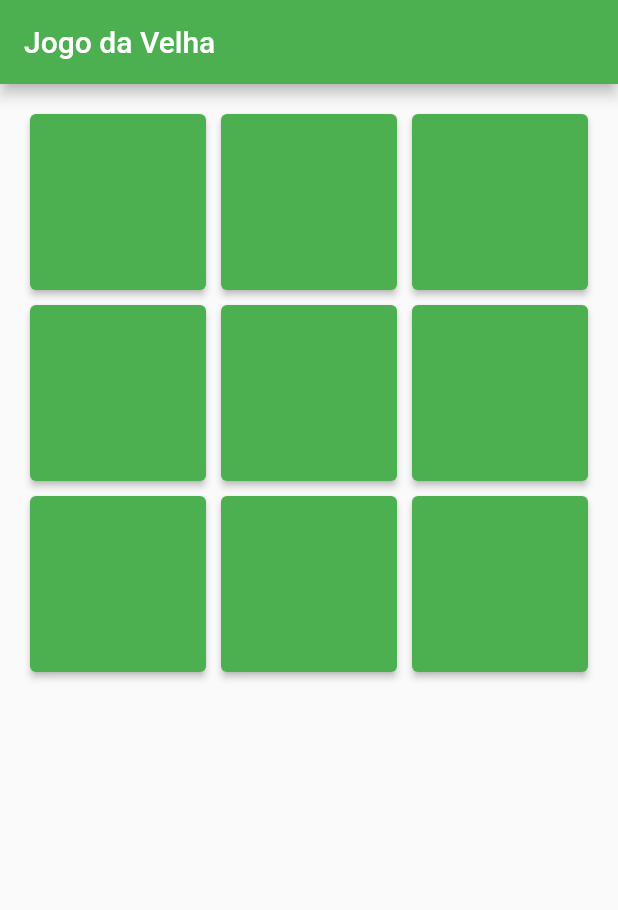
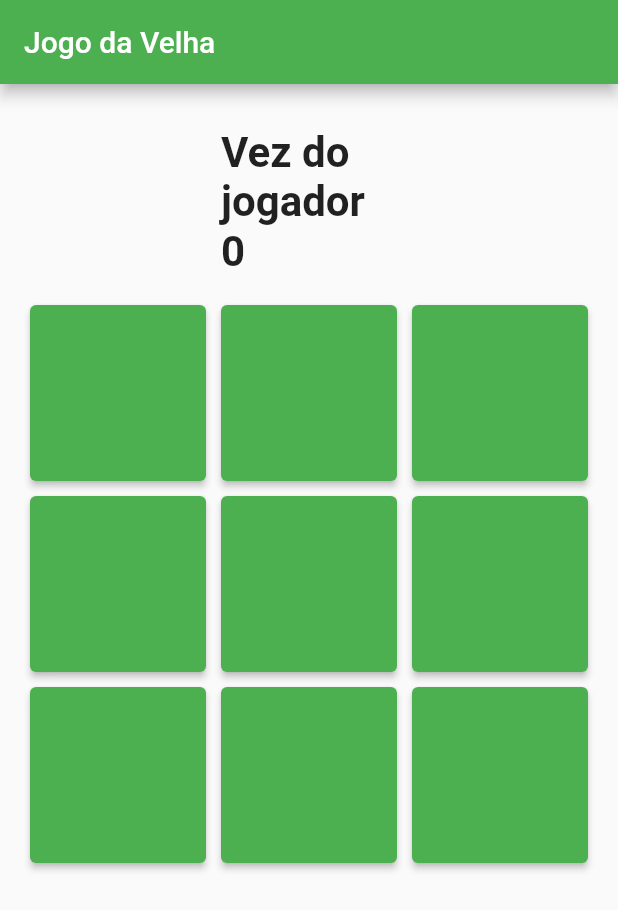
Before and after one commit to adson-matheus/tic-tac-toe, a Flutter app: the screen it shows after launch, on a phone screen of 412 x 824 dp. Shown: the top 910 px of the screen. Run offline on Flutter 3.47's test engine with Material 2 defaults, Android fonts, the phone set to English and light mode, and no system bars.

Commit message:
Implementando escolha do vencedor #4
Co-Authored-By: Wesley de Morais <37916229+WesleyVitor@users.noreply.github.com>
Co-Authored-By: Adson Matheus <40866921+adson-matheus@users.noreply.github.com>

```diff
--- a/lib/view/tabuleiro.dart
+++ b/lib/view/tabuleiro.dart
@@ -1,4 +1,5 @@
 import 'package:flutter/material.dart';
+import 'package:tic_tac_toe/viewModel/jogo_da_velha.dart';
 
 import 'button.dart';
 
@@ -12,23 +13,42 @@ class Tabuleiro extends StatefulWidget {
 class _TabuleiroState extends State<Tabuleiro> {
   @override
   Widget build(BuildContext context) {
+    return AnimatedBuilder(
+      animation: JogoDaVelha.instance,
+      builder: (context, child) {
         return GridView.count(
           primary: false,
           padding: const EdgeInsets.all(20),
           crossAxisSpacing: 10,
           mainAxisSpacing: 10,
           crossAxisCount: 3,
-      children: const <Widget>[
-        StyledButton(posicao: 0),
-        StyledButton(posicao: 1),
-        StyledButton(posicao: 2),
-        StyledButton(posicao: 3),
-        StyledButton(posicao: 4),
-        StyledButton(posicao: 5),
-        StyledButton(posicao: 6),
-        StyledButton(posicao: 7),
-        StyledButton(posicao: 8),
+          children: <Widget>[
+            const Text(''),
+            Center(
+              child: Text(
+                  JogoDaVelha.instance.venceu == false
+                      ? JogoDaVelha.instance.vez == 0
+                          ? 'Vez do jogador 0'
+                          : 'Vez do jogador 1'
+                      : 'Vencedor: Jogador ${JogoDaVelha.instance.vez}',
+                  style: const TextStyle(
+                    fontSize: 28.0,
+                    fontWeight: FontWeight.bold,
+                  )),
+            ),
+            const Text(''),
+            const StyledButton(posicao: 0),
+            const StyledButton(posicao: 1),
+            const StyledButton(posicao: 2),
+            const StyledButton(posicao: 3),
+            const StyledButton(posicao: 4),
+            const StyledButton(posicao: 5),
+            const StyledButton(posicao: 6),
+            const StyledButton(posicao: 7),
+            const StyledButton(posicao: 8),
           ],
+        );
+      },
     );
   }
 }
--- a/lib/viewModel/jogo_da_velha.dart
+++ b/lib/viewModel/jogo_da_velha.dart
@@ -1,11 +1,10 @@
-
-
 import 'package:flutter/material.dart';
 
 class JogoDaVelha extends ChangeNotifier {
   static JogoDaVelha instance = JogoDaVelha();
   int vez = 0;
   bool venceu = false;
+
   List<String> valores = ['', '', '', '', '', '', '', '', ''];
   List<bool> marcado = [
     false,
@@ -24,32 +23,32 @@ class JogoDaVelha extends ChangeNotifier {
       instance.vez == 0
           ? instance.valores[posicao] = 'X'
           : instance.valores[posicao] = 'O';
+      vencedor();
       instance.vez = instance.vez == 0 ? 1 : 0;
       instance.marcado[posicao] = true;
-
 
       notifyListeners();
     }
   }
 
-  void vencedor(){
-
+  void vencedor() {
     const posicoesVencedoras = [
-      [0,1,2],
-      [3,4,5],
-      [6,7,8],
-      [0,4,8],
-      [2,4,6],
-      [0,3,6],
-      [1,4,7],
-      [2,5,8]
+      [0, 1, 2],
+      [3, 4, 5],
+      [6, 7, 8],
+      [0, 4, 8],
+      [2, 4, 6],
+      [0, 3, 6],
+      [1, 4, 7],
+      [2, 5, 8]
     ];
 
-    for(List<int> linha in posicoesVencedoras){
-      if((instance.valores[linha[0]] == instance.valores[linha[1]]) &&
-      (instance.valores[linha[0]] == instance.valores[linha[2]] && instance.valores[linha[0]] != '')){
-          instance.venceu = true;
-          break;
+    for (List<int> linha in posicoesVencedoras) {
+      if ((instance.valores[linha[0]] == instance.valores[linha[1]]) &&
+          (instance.valores[linha[0]] == instance.valores[linha[2]] &&
+              instance.valores[linha[0]] != '')) {
+        instance.venceu = true;
+        break;
       }
     }
   }
```
Lines whose indentation alone changed are shown as unchanged.
